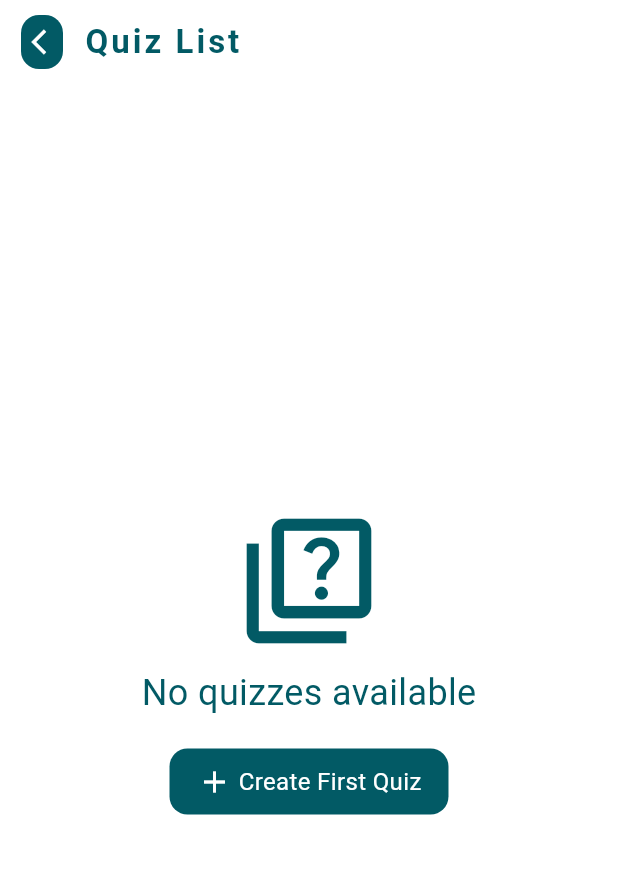
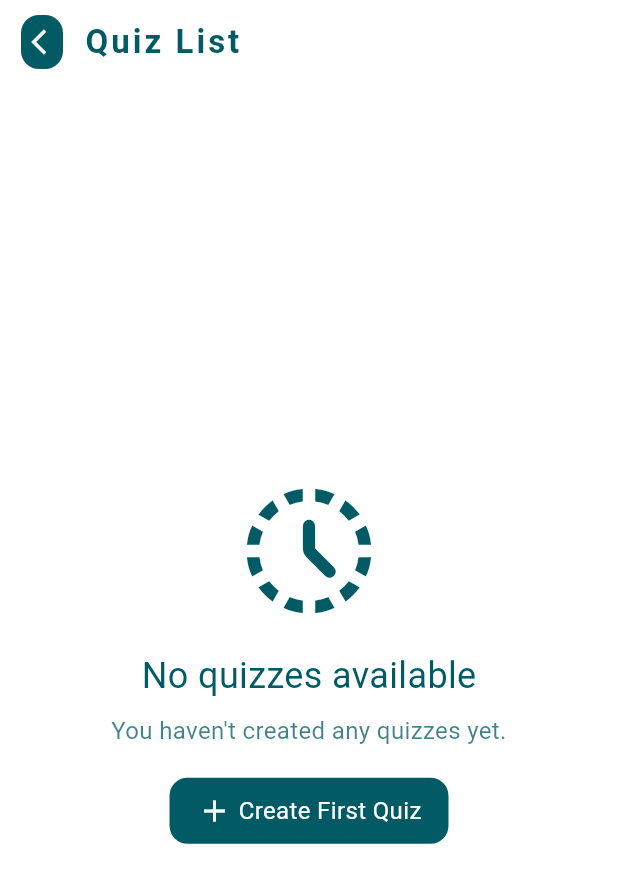
Before and after one commit to dev-zeb/quiz_master, a Flutter app: the QuizListScreen screen opened directly, on a phone screen of 412 x 824 dp. Shown: the top 883 px of the screen. Run offline on Flutter 3.47's test engine with Material 3 defaults, Android fonts, the phone set to English and light mode, and no system bars; our stand-ins replace flutter_riverpod, google_fonts, hive; missing offline and left inert: blinking_timer; accounts and stored records are empty; Roboto replaces fonts that are missing (Langar); statements that could not run were skipped.

Commit message:
Add separate widget for empty list and change some colors

```diff
--- a/lib/core/config/theme/app_themes.dart
+++ b/lib/core/config/theme/app_themes.dart
@@ -20,7 +20,7 @@ class AppColors {
   static const Color onSurface = primary;
   static const Color primaryVariant = Color(0xFF00282E);
   static const Color secondaryVariant = Color(0xFF2FB8A7);
-  static const Color surfaceContainer = Color(0xFFDBE6E6);
+  static const Color surfaceContainer = Color(0xFFF5F8F8);
 
   /// Dark Theme Colors
   static const Color primaryDark = Color(0xFF7CB3AC);
--- a/lib/core/ui/widgets/badge_item.dart
+++ b/lib/core/ui/widgets/badge_item.dart
@@ -17,7 +17,7 @@ class BadgeItem extends StatelessWidget {
     return Container(
       decoration: BoxDecoration(
         borderRadius: BorderRadius.circular(6),
-        color: colorScheme.primary.withValues(alpha: 0.35),
+        color: colorScheme.primary.withValues(alpha: 0.25),
       ),
       padding: EdgeInsets.symmetric(
         horizontal: 6,
@@ -27,14 +27,14 @@ class BadgeItem extends StatelessWidget {
         children: [
           Icon(
             badgeIcon,
-            color: colorScheme.onPrimary,
+            color: colorScheme.primary,
             size: 16,
           ),
           SizedBox(width: 6),
           Text(
             badgeTitle,
             style: TextStyle(
-              color: colorScheme.onPrimary,
+              color: colorScheme.primary,
               fontSize: 12,
             ),
           ),
--- /dev/null
+++ b/lib/core/ui/widgets/empty_list_widget.dart
@@ -0,0 +1,80 @@
+import 'package:flutter/material.dart';
+import 'package:quiz_master/core/ui/widgets/splashed_button.dart';
+
+class EmptyListWidget extends StatelessWidget {
+  final IconData iconData;
+  final String title;
+  final String description;
+  final String buttonText;
+  final IconData buttonIcon;
+  final VoidCallback buttonTap;
+
+  const EmptyListWidget({
+    super.key,
+    required this.iconData,
+    required this.title,
+    required this.description,
+    required this.buttonText,
+    required this.buttonIcon,
+    required this.buttonTap,
+  });
+
+  @override
+  Widget build(BuildContext context) {
+    final colorScheme = Theme.of(context).colorScheme;
+
+    return Center(
+      child: Padding(
+        padding: const EdgeInsets.symmetric(horizontal: 24.0),
+        child: Column(
+          mainAxisAlignment: MainAxisAlignment.center,
+          children: [
+            Icon(
+              iconData,
+              size: 100,
+              color: colorScheme.primary,
+            ),
+            const SizedBox(height: 16),
+            Text(
+              title,
+              style: TextStyle(
+                color: colorScheme.primary,
+                fontSize: 24,
+              ),
+            ),
+            const SizedBox(height: 8),
+            Text(
+              description,
+              style: TextStyle(
+                color: colorScheme.primary.withValues(alpha: 0.75),
+                fontSize: 16,
+              ),
+              textAlign: TextAlign.center,
+            ),
+            const SizedBox(height: 20),
+            SplashedButton(
+              childWidget: Row(
+                children: [
+                  Icon(
+                    buttonIcon,
+                    color: colorScheme.onPrimary,
+                    size: 24,
+                  ),
+                  SizedBox(width: 4),
+                  Text(
+                    buttonText,
+                    style: TextStyle(
+                      color: colorScheme.onPrimary,
+                      fontSize: 16,
+                    ),
+                  ),
+                ],
+              ),
+              onTap: buttonTap,
+            ),
+          ],
+        ),
+      ),
+    );
+  }
+}
--- a/lib/features/quiz/presentation/screens/quiz_list_screen.dart
+++ b/lib/features/quiz/presentation/screens/quiz_list_screen.dart
@@ -1,7 +1,7 @@
 import 'package:flutter/material.dart';
 import 'package:flutter_riverpod/flutter_riverpod.dart';
 import 'package:quiz_master/core/ui/widgets/custom_app_bar.dart';
-import 'package:quiz_master/core/ui/widgets/splashed_button.dart';
+import 'package:quiz_master/core/ui/widgets/empty_list_widget.dart';
 import 'package:quiz_master/features/quiz/domain/entities/quiz.dart';
 import 'package:quiz_master/features/quiz/presentation/providers/quiz_provider.dart';
 import 'package:quiz_master/features/quiz/presentation/screens/quiz_editor_screen.dart';
@@ -24,7 +24,21 @@ class QuizListScreen extends ConsumerWidget {
         hasBackButton: true,
       ),
       body: quizzes.isEmpty
-          ? _buildEmptyState(context, colorScheme)
+          ? EmptyListWidget(
+              iconData: Icons.history_toggle_off_rounded,
+              title: "No quizzes available",
+              description: "You haven't created any quizzes yet.",
+              buttonIcon: Icons.add,
+              buttonText: "Create First Quiz",
+              buttonTap: () {
+                Navigator.push(
+                  context,
+                  MaterialPageRoute(
+                    builder: (context) => const QuizEditorScreen(),
+                  ),
+                );
+              },
+            )
           : _buildQuizListWidget(context, colorScheme, ref, quizzes),
       floatingActionButton: quizzes.isNotEmpty
           ? CircularBorderedButton(
@@ -41,56 +55,6 @@ class QuizListScreen extends ConsumerWidget {
               },
             )
           : null,
-    );
-  }
-
-  Widget _buildEmptyState(
-    BuildContext context,
-    ColorScheme colorScheme,
-  ) {
-    return Center(
-      child: Column(
-        mainAxisAlignment: MainAxisAlignment.center,
-        children: [
-          Icon(Icons.quiz_outlined, size: 100, color: colorScheme.primary),
-          const SizedBox(height: 8),
-          Text(
-            'No quizzes available',
-            style: TextStyle(
-              color: colorScheme.primary,
-              fontSize: 24,
-            ),
-          ),
-          const SizedBox(height: 20),
-          SplashedButton(
-            childWidget: Row(
-              children: [
-                Icon(
-                  Icons.add,
-                  color: colorScheme.onPrimary,
-                  size: 24,
-                ),
-                SizedBox(width: 4),
-                Text(
-                  'Create First Quiz',
-                  style: TextStyle(
-                    color: colorScheme.onPrimary,
-                    fontSize: 16,
-                  ),
-                ),
-              ],
-            ),
-            onTap: () {
-              Navigator.push(
-                context,
-                MaterialPageRoute(
-                  builder: (context) => const QuizEditorScreen(),
-                ),
-              );
-            },
-          )
-        ],
-      ),
     );
   }
 
```
Also changed, not shown: lib/features/quiz/presentation/screens/quiz_editor_screen.dart (+3 -15 lines), lib/features/quiz/presentation/screens/quiz_history_screen.dart (+17 -2 lines).
